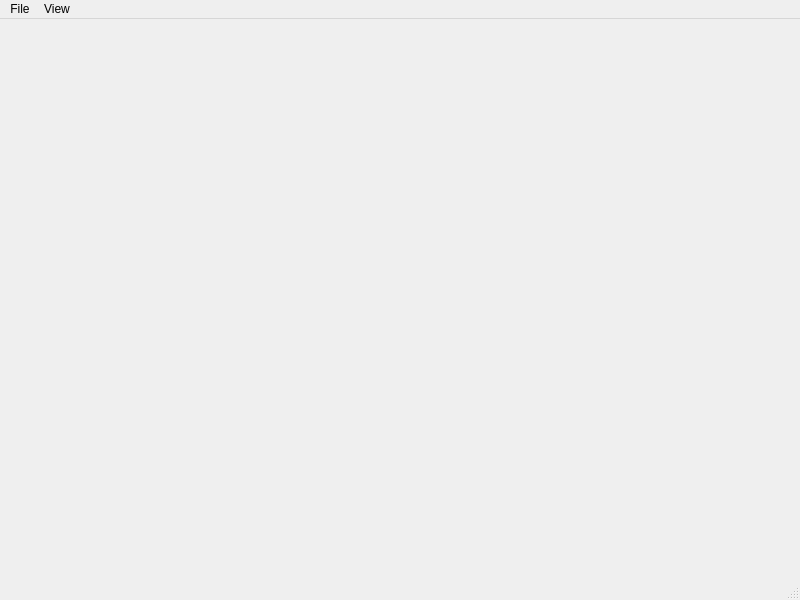
This is mainwindow.ui in royqh1979/QImageViewer as Qt 5 draws it before an edit. The edited form follows.
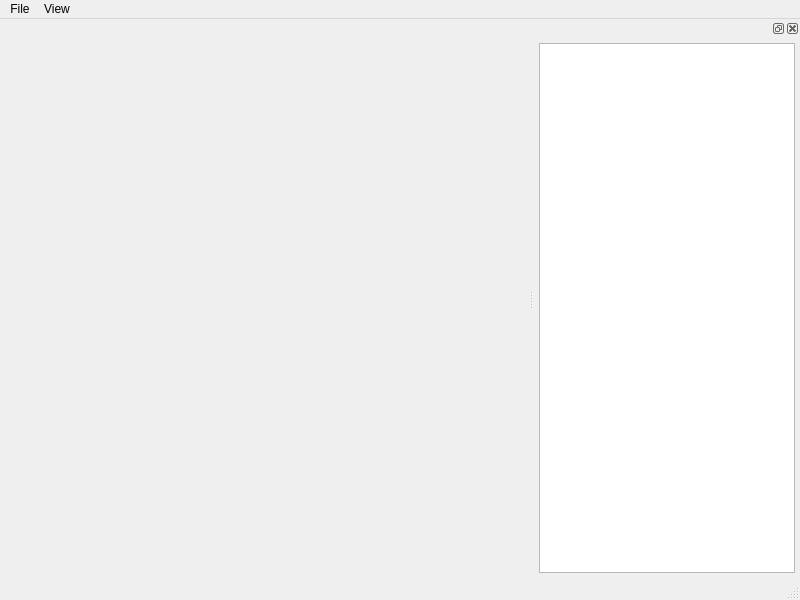
This is the edited form.

Commit message: Basic exif info view

```diff
--- a/mainwindow.ui
+++ b/mainwindow.ui
@@ -45,6 +45,33 @@
    <addaction name="menuView"/>
   </widget>
   <widget class="QStatusBar" name="statusbar"/>
+  <widget class="QDockWidget" name="dockMetaInfo">
+   <property name="floating">
+    <bool>false</bool>
+   </property>
+   <attribute name="dockWidgetArea">
+    <number>2</number>
+   </attribute>
+   <widget class="QWidget" name="dockWidgetContents">
+    <layout class="QHBoxLayout" name="horizontalLayout">
+     <property name="leftMargin">
+      <number>5</number>
+     </property>
+     <property name="topMargin">
+      <number>5</number>
+     </property>
+     <property name="rightMargin">
+      <number>5</number>
+     </property>
+     <property name="bottomMargin">
+      <number>5</number>
+     </property>
+     <item>
+      <widget class="QTreeView" name="imageMetaInfoView"/>
+     </item>
+    </layout>
+   </widget>
+  </widget>
   <action name="actionOpen">
    <property name="text">
     <string>Open</string>
```
Left out of the diff: 2 changed lines with no effect on the pictures. The commit also changes 7 other files.
